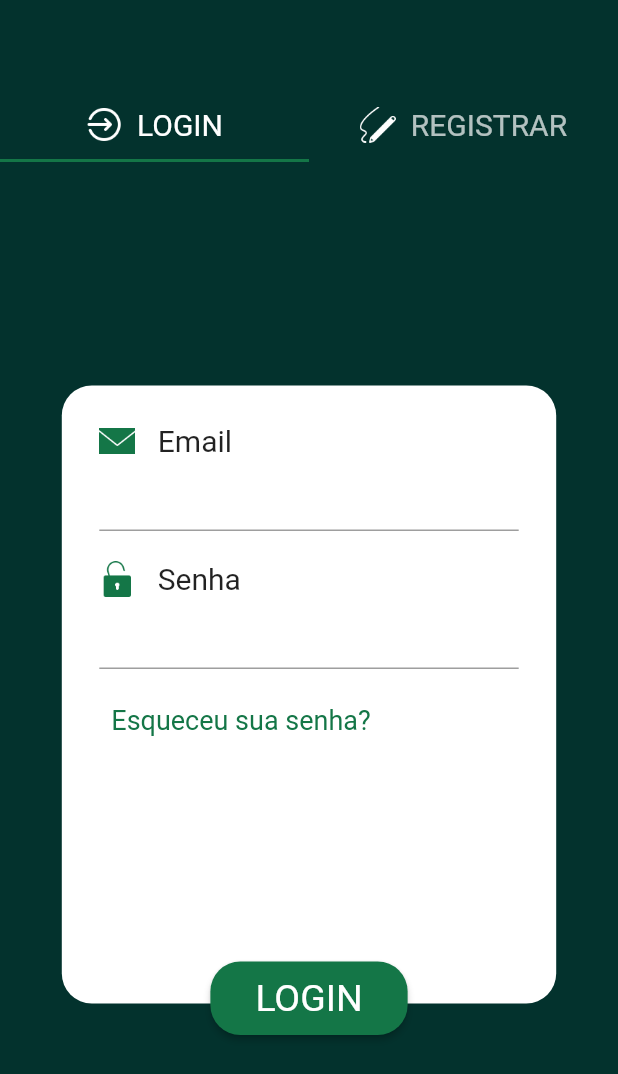
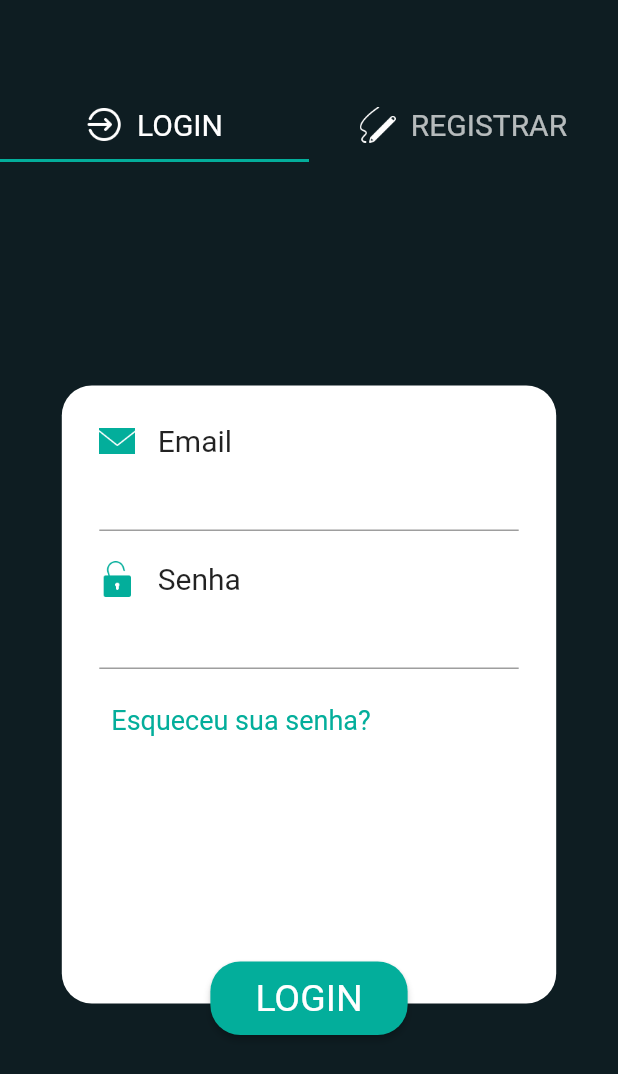
Before and after one commit to tgdssm/WhatsApp-Clone, a Flutter app: the screen it shows after launch, after a tap on "LOGIN", on a phone screen of 412 x 824 dp. Shown: the top 1074 px of the screen. Run offline on Flutter 3.47's test engine with Material 2 defaults, Android fonts, the phone set to English and light mode, and no system bars; our stand-ins replace cloud_firestore, firebase_auth, firebase_core, get, shared_preferences; accounts and stored records are empty; network calls fail.

Commit message:
Tela inicial

```diff
--- a/lib/data/providers/user_provider.dart
+++ b/lib/data/providers/user_provider.dart
@@ -16,7 +16,7 @@ class UserProvider {
     UserModel user;
     try {
       QuerySnapshot snapshot = await _collectionReference.where('uid', isEqualTo: uid).get();
-      user = UserModel.fromJson(snapshot.docs.first);
+      user = UserModel.fromJson(snapshot.docs.first.data());
       return user;
     } on FirebaseException catch(e){
       print('Erro ao ler usuario');
--- a/lib/ui/screens/login_screen/login_screen.dart
+++ b/lib/ui/screens/login_screen/login_screen.dart
@@ -1,5 +1,9 @@
+import 'dart:convert';
+
 import 'package:flutter/material.dart';
 import 'package:get/get.dart';
+import 'package:shared_preferences/shared_preferences.dart';
+import 'package:whatsapp/ui/screens/home_screen/home_screen_arguments.dart';
 import 'package:whatsapp/ui/screens/login_screen/login_screen_controller.dart';
 import 'package:whatsapp/ui/screens/login_screen/widgets/login_form/login_form.dart';
 import 'package:whatsapp/ui/screens/login_screen/widgets/register_form/register_form.dart';
@@ -15,13 +19,27 @@ class LoginScreen extends StatefulWidget {
 
 class _LoginScreenState extends State<LoginScreen> with SingleTickerProviderStateMixin{
   final _loginScreenController = Get.put(LoginScreenController());
+
   @override
   void initState() {
     _loginScreenController.tabController = TabController(length: 2, vsync: this);
+    SharedPreferences.getInstance().then((value) async {
+      if(value.get('auto_signin') != null){
+        final Map<String, dynamic> userLogin = jsonDecode(value.get('auto_signin'));
+        _loginScreenController.emailController.text = userLogin['email'];
+        _loginScreenController.passwordController.text = userLogin['password'];
+        await _loginScreenController.login();
+        if(globalUserModel != null)
+          Navigator.pushReplacementNamed(context, AppRoutes.HOME_SCREEN, arguments: HomeScreenArguments(acao: 'login'));
+      }
+    });
     super.initState();
   }
   @override
   Widget build(BuildContext context) {
+    _loginScreenController.tabController.addListener(() {
+      _loginScreenController.cleanValues();
+    });
     return Scaffold(
       backgroundColor: GlobalColors.primaryColor,
       body: SafeArea(
@@ -30,12 +48,7 @@ class _LoginScreenState extends State<LoginScreen> with SingleTickerProviderStat
             SizedBox(height: 60,),
             TabBar(
               controller: _loginScreenController.tabController,
-              onTap: (tab){
-                if(_loginScreenController.currentTab != tab){
-                  _loginScreenController.cleanValues();
-                }
-                _loginScreenController.currentTab = tab;
-              },
+
               tabs: [
                 Tab(child: Row(
                   mainAxisAlignment: MainAxisAlignment.center,
--- a/lib/ui/screens/login_screen/login_screen_controller.dart
+++ b/lib/ui/screens/login_screen/login_screen_controller.dart
@@ -1,5 +1,8 @@
+import 'dart:convert';
+
 import 'package:flutter/material.dart';
 import 'package:get/get.dart';
+import 'package:shared_preferences/shared_preferences.dart';
 import 'package:whatsapp/data/models/user_model.dart';
 import 'package:whatsapp/data/repositories/auth_repository.dart';
 import 'package:whatsapp/data/repositories/user_repository.dart';
@@ -10,7 +13,6 @@ class LoginScreenController extends GetxController {
   final UserRepository _userRepository = UserRepository();
 
   TabController tabController;
-  int currentTab = 0;
 
   final loginGlobalKey = GlobalKey<FormState>();
   final registerGlobalKey = GlobalKey<FormState>();
@@ -23,6 +25,11 @@ class LoginScreenController extends GetxController {
     if(loginGlobalKey.currentState.validate()){
       final user = await _authRepository.signInWithEmailAndPassword(emailController.text, passwordController.text);
       globalUserModel = await _userRepository.readUser(user.uid);
+      final SharedPreferences _preferences = await SharedPreferences.getInstance();
+      if(_preferences.get('auto_signin') == null){
+        await _preferences.setString('auto_signin',
+            jsonEncode({'email': emailController.text, 'password': passwordController.text}));
+      }
     }
   }
 
--- a/lib/utils/globals.dart
+++ b/lib/utils/globals.dart
@@ -2,11 +2,13 @@ import 'package:flutter/material.dart';
 import 'package:whatsapp/data/models/user_model.dart';
 
 class GlobalColors{
-  static const primaryColor = Color(0xff03322d);
-  static const secundaryColor = Color(0xff147647);
-  static const chatBackgroudColor = Color(0xfff5fff2);
-  static const singleAndDoubleTickColor = Color(0xff88988d);
-  static const readTickColor = Color(0xff34bf1);
+  static const primaryColor = Color(0xff0E1D22);
+  static const primaryColorWithOpacity = Color(0xff202D35);
+  static const secundaryColor = Color(0xff03AE9B);
+  static const chatBackgroudColor = Color(0xffDCF8C6);
+  static const singleAndDoubleTickColor = Color(0xffECE5DD);
+  static const readTickColor = Color(0xff34B7F1);
+  static const textColor = Color(0xffB0BABD);
 }
 
 UserModel globalUserModel;
```
Also changed, not shown: lib/data/models/user_model.dart (+4 -4 lines), lib/ui/screens/home_screen/home_screen.dart (+84 -13 lines), lib/ui/screens/home_screen/widgets/status_list/status_list.dart (added, +31 -0 lines), pubspec.yaml (+8 -7 lines), pubspec.lock, 1 other file.
